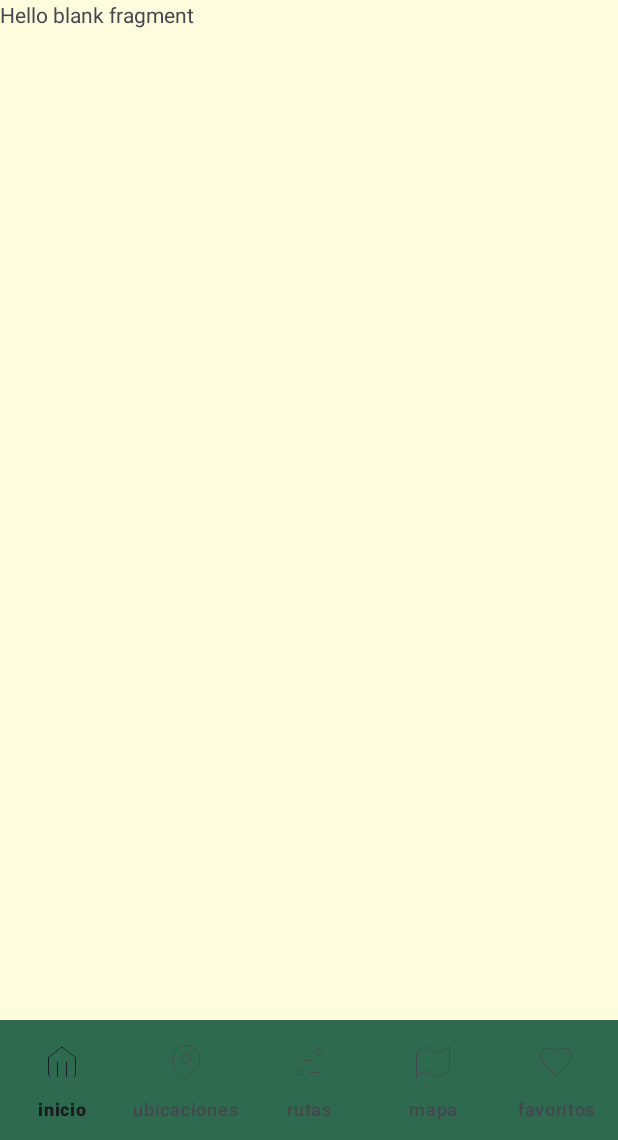
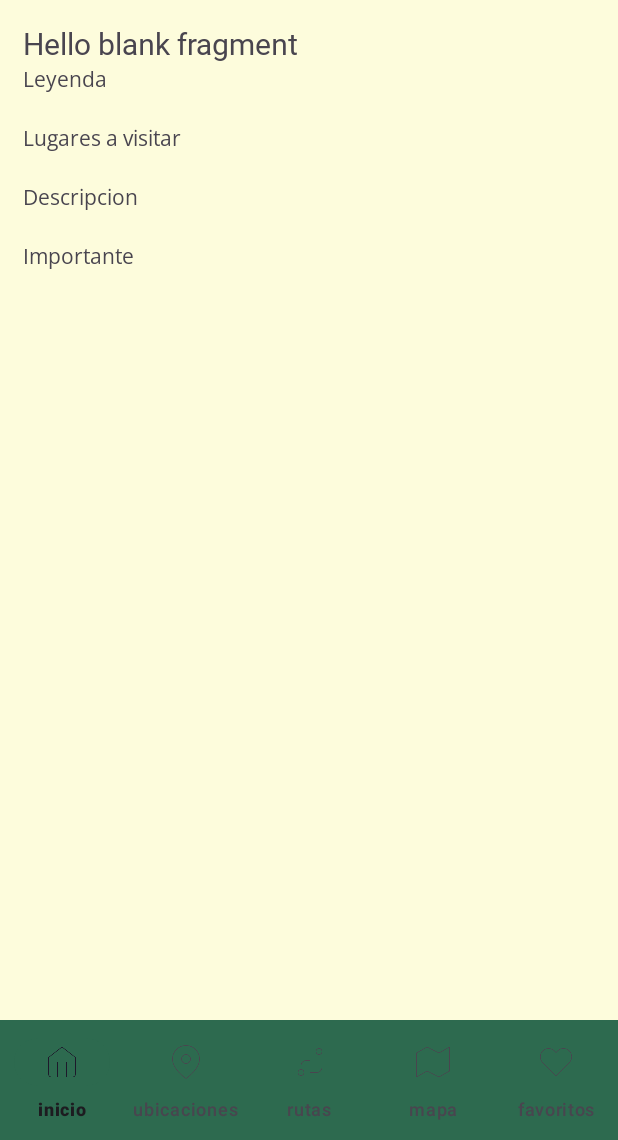
Before and after one commit to a19albertons/CarnotaTurismo, an Android app: the ItinerarioListaFragment screen opened through its navigation route, after a tap on an icon or button, on a phone screen of 412 x 824 dp, the part 96-1236 px from its top. Run offline under Robolectric (Android 15) with nearby library versions, the phone set to English and light mode, and no system bars; our stand-ins replace Room's generated code, navigation-ui; 6 statements that could not run were skipped.

Commit message:
Fix N:N relation, missing table and completed theoretically Itinerario Detalles

```diff
--- /dev/null
+++ b/app/src/main/java/com/example/carnotaturismo/dao/RutaLugarDAO.kt
@@ -0,0 +1,17 @@
+package com.example.carnotaturismo.dao
+
+import androidx.lifecycle.LiveData
+import androidx.room.Dao
+import androidx.room.Query
+import androidx.room.Transaction
+import com.example.carnotaturismo.model.RutasConLugares
+
+@Dao
+interface RutaLugarDAO {
+    /**
+     * Obtiene una ruta junto con sus lugares (relación N:N).
+     */
+    @Transaction
+    @Query("SELECT * FROM rutas WHERE id = :id")
+    fun obtenerRutaConLugares(id: Int): LiveData<RutasConLugares>
+}
--- a/app/src/main/java/com/example/carnotaturismo/db/TurismoDatabase.kt
+++ b/app/src/main/java/com/example/carnotaturismo/db/TurismoDatabase.kt
@@ -5,14 +5,16 @@ import androidx.room.Database
 import androidx.room.Room
 import androidx.room.RoomDatabase
 import com.example.carnotaturismo.dao.LugarDAO
+import com.example.carnotaturismo.dao.RutaLugarDAO
 import com.example.carnotaturismo.dao.RutasDAO
 import com.example.carnotaturismo.model.Lugar
 import com.example.carnotaturismo.model.Rutas
+import com.example.carnotaturismo.model.RutaLugar
 
 /**
  * Base de datos de turismo.
  */
-@Database(entities = [Lugar::class, Rutas::class], version = 1, exportSchema = false)
+@Database(entities = [Lugar::class, Rutas::class, RutaLugar::class], version = 1, exportSchema = false)
 abstract class TurismoDatabase : RoomDatabase() {
     /**
      * Obtiene el DAO para la entidad Lugar.
@@ -27,6 +29,14 @@ abstract class TurismoDatabase : RoomDatabase() {
      * @return DAO para la entidad Rutas.
      */
     abstract fun rutaDao(): RutasDAO
+
+    /**
+     * Obtiene el DAO para la entidad RutaLugar.
+     *
+     * @return DAO para la entidad RutaLugar.
+     */
+    abstract fun rutaLugarDao(): RutaLugarDAO
+
 
     /**
      * Obtiene una instancia de la base de datos de turismo.
--- a/app/src/main/java/com/example/carnotaturismo/fragments/ItinerarioDetallesFragment.kt
+++ b/app/src/main/java/com/example/carnotaturismo/fragments/ItinerarioDetallesFragment.kt
@@ -5,29 +5,23 @@ import androidx.fragment.app.Fragment
 import android.view.LayoutInflater
 import android.view.View
 import android.view.ViewGroup
+import androidx.fragment.app.viewModels
+import androidx.lifecycle.ViewModelProvider
 import com.example.carnotaturismo.R
-
-// TODO: Rename parameter arguments, choose names that match
-// the fragment initialization parameters, e.g. ARG_ITEM_NUMBER
-private const val ARG_PARAM1 = "param1"
-private const val ARG_PARAM2 = "param2"
+import com.example.carnotaturismo.databinding.FragmentItinerarioDetallesBinding
+import com.example.carnotaturismo.model.TurismoAppModel
 
 /**
- * A simple [Fragment] subclass.
- * Use the [ItinerarioDetallesFragment.newInstance] factory method to
- * create an instance of this fragment.
+ * Clase que representa el fragmento Itinerario Detalles
  */
 class ItinerarioDetallesFragment : Fragment() {
-    // TODO: Rename and change types of parameters
-    private var param1: String? = null
-    private var param2: String? = null
+    // bindings
+    private var _binding: FragmentItinerarioDetallesBinding? = null
+    private val binding get() = _binding!!
 
-    override fun onCreate(savedInstanceState: Bundle?) {
-        super.onCreate(savedInstanceState)
-        arguments?.let {
-            param1 = it.getString(ARG_PARAM1)
-            param2 = it.getString(ARG_PARAM2)
-        }
+    // modelo
+    private val model: TurismoAppModel by viewModels() {
+        ViewModelProvider.AndroidViewModelFactory.getInstance(requireActivity().application)
     }
 
     override fun onCreateView(
@@ -35,26 +29,44 @@ class ItinerarioDetallesFragment : Fragment() {
         savedInstanceState: Bundle?
     ): View? {
         // Inflate the layout for this fragment
-        return inflater.inflate(R.layout.fragment_itinerario_detalles, container, false)
+        _binding = FragmentItinerarioDetallesBinding.inflate(inflater, container, false)
+        val view = binding.root
+
+        // Recuperar Bundle
+        val args = ItinerarioDetallesFragmentArgs.fromBundle(requireArguments())
+        val ruta = args.ruta
+
+        // Actualizar UI
+        binding.titulo.text = ruta.titulo
+        //val ctx = holder.itemView.context
+        //val imgRef = currentItem.imagen
+
+        // extrae "drawable" y "mi_imagen"
+        //val (type, name) = imgRef.removePrefix("@").split('/', limit = 2)
+        //val resId = ctx.resources.getIdentifier(name, type, ctx.packageName)
+        //if (resId != 0) {
+        //    holder.imagen.setImageResource(resId)
+        //} else {
+        //    holder.imagen.setImageResource(R.drawable.error_imagen) // fallback
+        //}
+        binding.leyenda.text = ruta.leyenda
+
+        // Obtener los lugares asociados a esta ruta y mostrarlos
+        model.getRutaConLugares(ruta.id).observe(viewLifecycleOwner) { rutaConLugares ->
+            val textoLugares = rutaConLugares?.lugares?.joinToString(separator = "\n") { it.titulo } ?: ""
+            binding.lugaresVisitar.text = textoLugares
+        }
+
+        binding.descripcion.text = ruta.descripcion
+        binding.importante.text = ruta.importante
+
+        return view
     }
 
-    companion object {
-        /**
-         * Use this factory method to create a new instance of
-         * this fragment using the provided parameters.
-         *
-         * @param param1 Parameter 1.
-         * @param param2 Parameter 2.
-         * @return A new instance of fragment ItinerarioDetallesFragment.
-         */
-        // TODO: Rename and change types and number of parameters
-        @JvmStatic
-        fun newInstance(param1: String, param2: String) =
-            ItinerarioDetallesFragment().apply {
-                arguments = Bundle().apply {
-                    putString(ARG_PARAM1, param1)
-                    putString(ARG_PARAM2, param2)
-                }
-            }
+    override fun onDestroyView() {
+        super.onDestroyView()
+        _binding = null
     }
+
+
 }
--- a/app/src/main/java/com/example/carnotaturismo/model/RutaLugar.kt
+++ b/app/src/main/java/com/example/carnotaturismo/model/RutaLugar.kt
@@ -1,11 +1,28 @@
 package com.example.carnotaturismo.model
 
 import androidx.room.Entity
+import androidx.room.ForeignKey
+import androidx.room.ForeignKey.Companion.CASCADE
 
 /**
  * Clase que representa la relación N:N entre ruta y lugar
  */
-@Entity(primaryKeys = ["rutaId", "lugarId"])
+@Entity(primaryKeys = ["rutaId", "lugarId"],
+    foreignKeys = [
+        ForeignKey(
+            entity = Rutas::class,
+            parentColumns = ["id"],
+            childColumns = ["rutaId"],
+            onDelete = CASCADE
+        ),
+        ForeignKey(
+            entity = Lugar::class,
+            parentColumns = ["id"],
+            childColumns = ["lugarId"],
+            onDelete = CASCADE
+        )
+    ])
+
 data class RutaLugar(
     val rutaId: Int,
     val lugarId: Int
--- a/app/src/main/java/com/example/carnotaturismo/model/TurismoAppModel.kt
+++ b/app/src/main/java/com/example/carnotaturismo/model/TurismoAppModel.kt
@@ -3,6 +3,7 @@ package com.example.carnotaturismo.model
 import android.app.Application
 import androidx.lifecycle.AndroidViewModel
 import androidx.lifecycle.LiveData
+import com.example.carnotaturismo.dao.RutaLugarDAO
 import com.example.carnotaturismo.db.TurismoDatabase
 
 /**
@@ -27,6 +28,13 @@ class TurismoAppModel(application: Application) : AndroidViewModel(application)
     private val rutasDao = database.rutaDao()
 
     /**
+     * DAO RutaLugar
+     */
+    private val rutaLugar = database.rutaLugarDao()
+
+
+
+    /**
      * Lista obtenible de lugares
      */
     val lugares: LiveData<List<Lugar>> = lugarDao.obtenerTodos()
@@ -35,4 +43,9 @@ class TurismoAppModel(application: Application) : AndroidViewModel(application)
      * Lista obtenible de rutas
      */
     val rutas: LiveData<List<Rutas>> = rutasDao.obtenerTodas()
+
+    /**
+     * Obtiene una ruta junto con sus lugares (relación N:N) por id.
+     */
+    fun getRutaConLugares(id: Int): LiveData<RutasConLugares> = rutaLugar.obtenerRutaConLugares(id)
 }
--- a/app/src/main/res/layout/fragment_itinerario_detalles.xml
+++ b/app/src/main/res/layout/fragment_itinerario_detalles.xml
@@ -1,14 +1,71 @@
 <?xml version="1.0" encoding="utf-8"?>
-<FrameLayout xmlns:android="http://schemas.android.com/apk/res/android"
+<LinearLayout xmlns:android="http://schemas.android.com/apk/res/android"
     xmlns:tools="http://schemas.android.com/tools"
     android:layout_width="match_parent"
     android:layout_height="match_parent"
+    android:layout_margin="15dp"
+    android:orientation="vertical"
     tools:context=".fragments.ItinerarioDetallesFragment">
 
-    <!-- TODO: Update blank fragment layout -->
+    <TextView
+        android:id="@+id/titulo"
+        android:textSize="20sp"
+        android:layout_width="match_parent"
+        android:fontFamily="@font/montserrat_medium"
+        android:layout_height="wrap_content"
+        android:text="@string/hello_blank_fragment" />
+    <ImageView
+        android:layout_width="match_parent"
+        android:layout_height="wrap_content"
+        android:id="@+id/foto_mapa"
+        />
     <TextView
         android:layout_width="match_parent"
-        android:layout_height="match_parent"
-        android:text="@string/hello_blank_fragment" />
+        android:layout_height="wrap_content"
+        android:fontFamily="@font/opensans"
+        android:text="Leyenda"
+        />
+    <TextView
+        android:id="@+id/leyenda"
+        android:layout_width="wrap_content"
+        android:layout_height="wrap_content"
+        android:fontFamily="@font/opensans"
+        />
+    <TextView
+        android:layout_width="match_parent"
+        android:layout_height="wrap_content"
+        android:fontFamily="@font/opensans"
+        android:text="Lugares a visitar"
+        />
+    <TextView
+        android:id="@+id/lugares_visitar"
+        android:layout_width="wrap_content"
+        android:layout_height="wrap_content"
+        android:fontFamily="@font/opensans"
+        />
+    <TextView
+        android:layout_width="match_parent"
+        android:layout_height="wrap_content"
+        android:fontFamily="@font/opensans"
+        android:text="Descripcion"
+        />
+    <TextView
+        android:id="@+id/descripcion"
+        android:layout_width="wrap_content"
+        android:layout_height="wrap_content"
+        android:fontFamily="@font/opensans"
+        />
+    <TextView
+        android:layout_width="match_parent"
+        android:layout_height="wrap_content"
+        android:fontFamily="@font/opensans"
+        android:text="Importante"
+        />
+    <TextView
+        android:id="@+id/importante"
+        android:layout_width="wrap_content"
+        android:layout_height="wrap_content"
+        android:fontFamily="@font/opensans"
+        />
 
-</FrameLayout>
+</LinearLayout>
```
